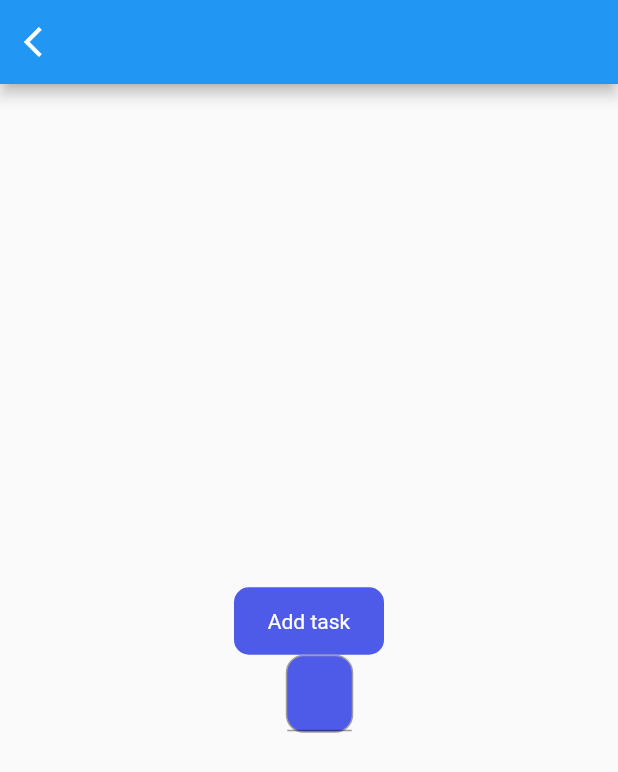
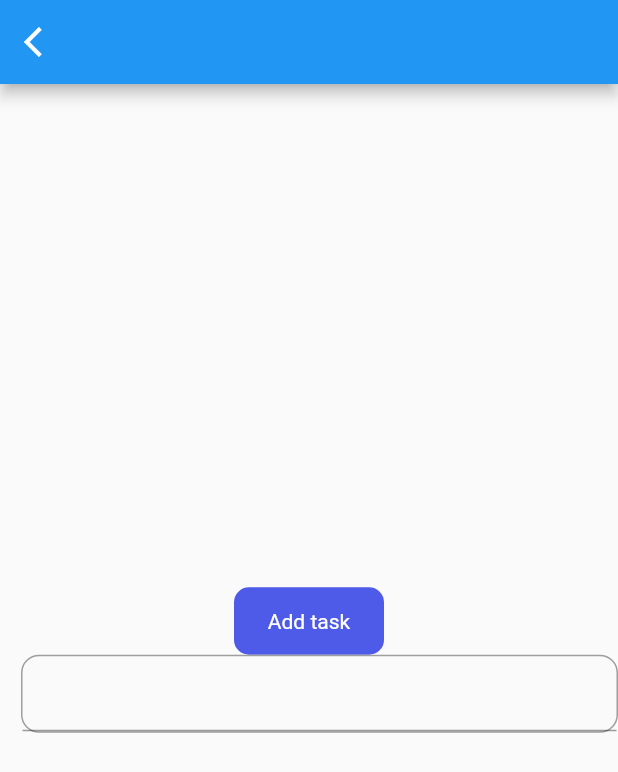
Before and after one commit to HowkMii/Todo-Mii, a Flutter app: the screen it shows after launch, on a phone screen of 412 x 824 dp. Shown: the top 772 px of the screen. Run offline on Flutter 3.47's test engine with Material 2 defaults, Android fonts, the phone set to English and light mode, and no system bars; our stand-ins replace get, get_storage, google_fonts.

Commit message:
input field

```diff
--- a/lib/ui/widgets/input_field.dart
+++ b/lib/ui/widgets/input_field.dart
@@ -14,7 +14,7 @@ class InputField extends StatelessWidget {
     return Container(
       padding: const EdgeInsets.only(top: 8),
       margin: const EdgeInsets.only(left: 14),
-      width: 45,
+      width: SizeConfig.screenWidth,
       height: 52,
       decoration: BoxDecoration(
         borderRadius: BorderRadius.circular(12),
@@ -22,7 +22,7 @@ class InputField extends StatelessWidget {
           color: Colors.grey,
 
         ),
-        color:primaryClr,
+
       ),
       child: TextFormField(),
 
```
